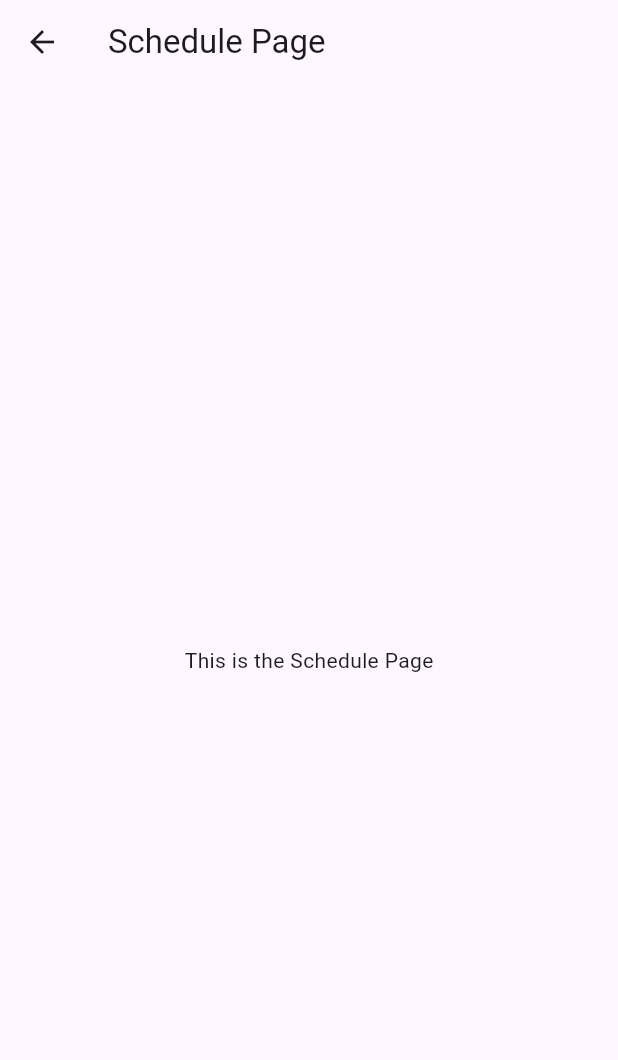
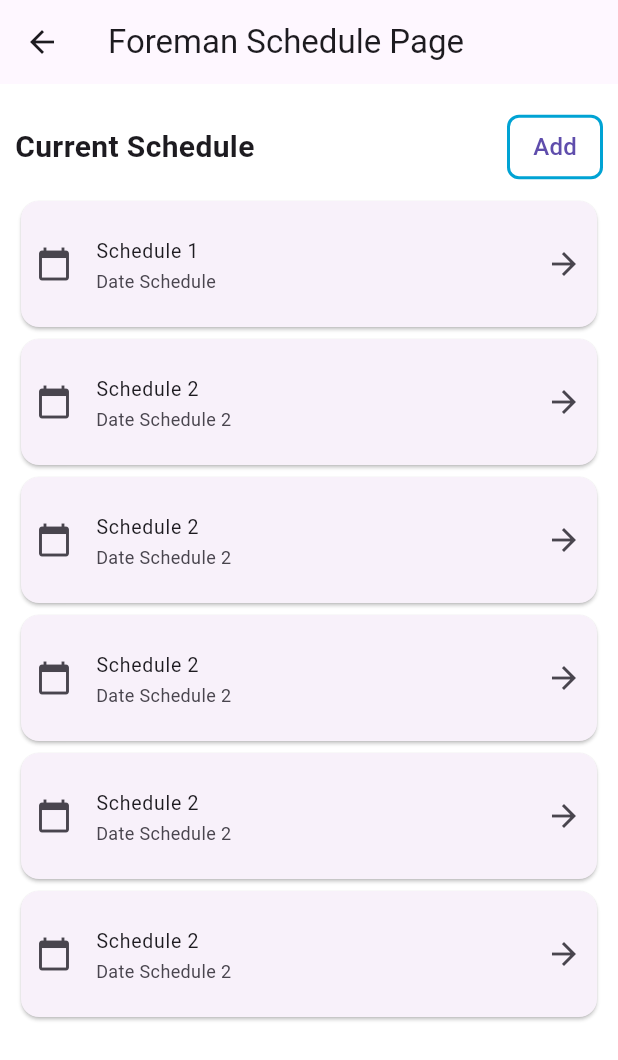
Before and after one commit to IzzatHaikal0/Workshop-Management-System-WMS-Group-7, a Flutter app: the SchedulePage screen opened directly, on a phone screen of 412 x 824 dp. Shown: the top 1060 px of the screen. Run offline on Flutter 3.47's test engine with Material 3 defaults, Android fonts, the light colour scheme and no system bars.

Commit message:
update list schedule

```diff
--- a/lib/Screens/ManageForemanSchedule/ListSchedulePage.dart
+++ b/lib/Screens/ManageForemanSchedule/ListSchedulePage.dart
@@ -7,9 +7,114 @@ class SchedulePage extends StatelessWidget {
   @override
   Widget build(BuildContext context) {
     return Scaffold(
-      appBar: AppBar(title: const Text('Schedule Page')),
-      body: Center(
-        child: const Text('This is the Schedule Page'),
+      appBar: AppBar(title: const Text('Foreman Schedule Page')),
+      body: Container(
+        color: Colors.white,
+        padding: EdgeInsets.all(10),
+        child: ListView(children: [
+
+          //CURRENT SCHEDULE TITLE
+          Padding(
+            padding: EdgeInsets.symmetric(vertical: 8),
+            child: Row(
+              mainAxisAlignment: MainAxisAlignment.spaceBetween,
+              children: [
+                Text(
+                  'Current Schedule',
+                  style: TextStyle(fontSize: 20, fontWeight: FontWeight.bold),
+                ),
+
+                //ADD SCHEDULE BUTTON (DIRECT TO ADD SCHEDULE PAGE)
+               OutlinedButton(
+                  onPressed: () {
+                    print('Add button tapped');
+                  },
+                  style: OutlinedButton.styleFrom(
+                    padding: EdgeInsets.all(10),
+                    side: BorderSide(color: Color.fromARGB(255, 0, 163, 212), width: 2),
+                    foregroundColor: Color.fromARGB(255, 95, 77, 172),
+                    shape: RoundedRectangleBorder(borderRadius: BorderRadius.circular(8)),
+                  ),
+                  child: Text(
+                    'Add',
+                    style: TextStyle(fontSize: 16),
+                  ),
+                ),
+
+              ],
+            ),
+          ),
+
+
+          //START OF SCHEDULE LIST
+          Card(
+            child: ListTile(
+              title: Text('Schedule 1'),
+              subtitle: Text ('Date Schedule'),
+              trailing: Icon(Icons.arrow_forward),
+              leading: Icon(Icons.calendar_today),
+              contentPadding: EdgeInsets.all(10),
+              dense: true,
+              onTap: () {print('schedule  tapped');},
+            ),
+          ),
+          Card(
+            child: ListTile(
+              title: Text('Schedule 2'),
+              subtitle: Text ('Date Schedule 2'),
+              trailing: Icon(Icons.arrow_forward),
+              leading: Icon(Icons.calendar_today),
+              contentPadding: EdgeInsets.all(10),
+              dense: true,
+              onTap: () {print('schedule  tapped');},
+            ),
+          ),
+          Card(
+            child: ListTile(
+              title: Text('Schedule 2'),
+              subtitle: Text ('Date Schedule 2'),
+              trailing: Icon(Icons.arrow_forward),
+              leading: Icon(Icons.calendar_today),
+              contentPadding: EdgeInsets.all(10),
+              dense: true,
+              onTap: () {print('schedule  tapped');},
+            ),
+          ),
+          Card(
+            child: ListTile(
+              title: Text('Schedule 2'),
+              subtitle: Text ('Date Schedule 2'),
+              trailing: Icon(Icons.arrow_forward),
+              leading: Icon(Icons.calendar_today),
+              contentPadding: EdgeInsets.all(10),
+              dense: true,
+              onTap: () {print('schedule  tapped');},
+            ),
+          ),
+          Card(
+            child: ListTile(
+              title: Text('Schedule 2'),
+              subtitle: Text ('Date Schedule 2'),
+              trailing: Icon(Icons.arrow_forward),
+              leading: Icon(Icons.calendar_today),
+              contentPadding: EdgeInsets.all(10),
+              dense: true,
+              onTap: () {print('schedule  tapped');},
+            ),
+          ),
+          Card(
+            child: ListTile(
+              title: Text('Schedule 2'),
+              subtitle: Text ('Date Schedule 2'),
+              trailing: Icon(Icons.arrow_forward),
+              leading: Icon(Icons.calendar_today),
+              contentPadding: EdgeInsets.all(10),
+              dense: true,
+              onTap: () {print('schedule  tapped');},
+            ),
+          ),
+        ],
+        ),
       ),
     );
   }
```
Also changed, not shown: lib/main.dart (+5 -11 lines).
